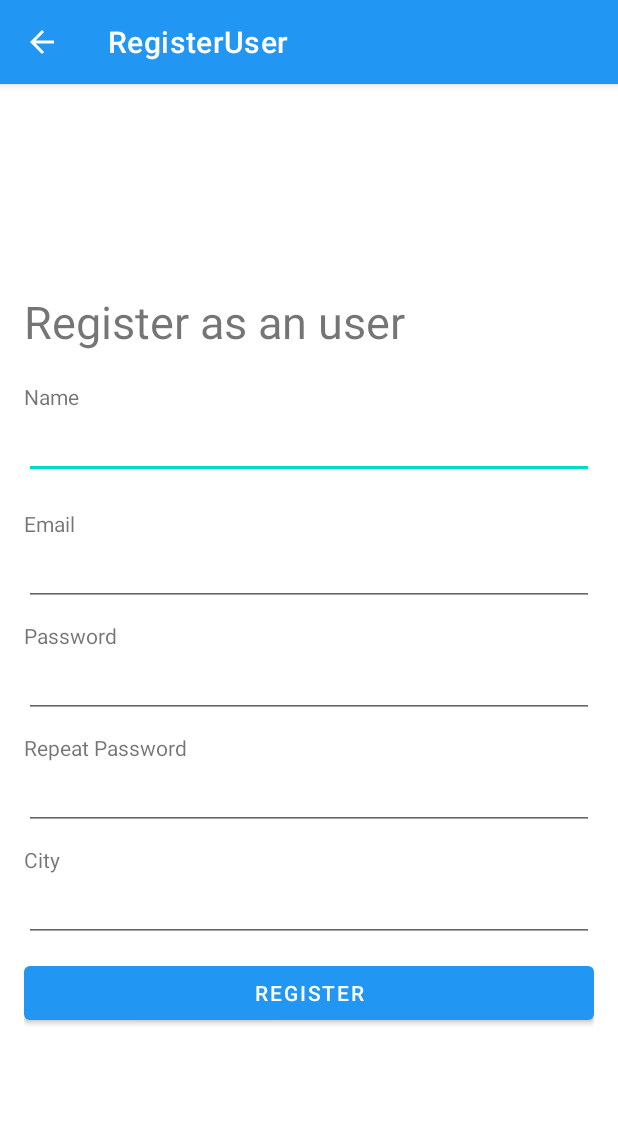
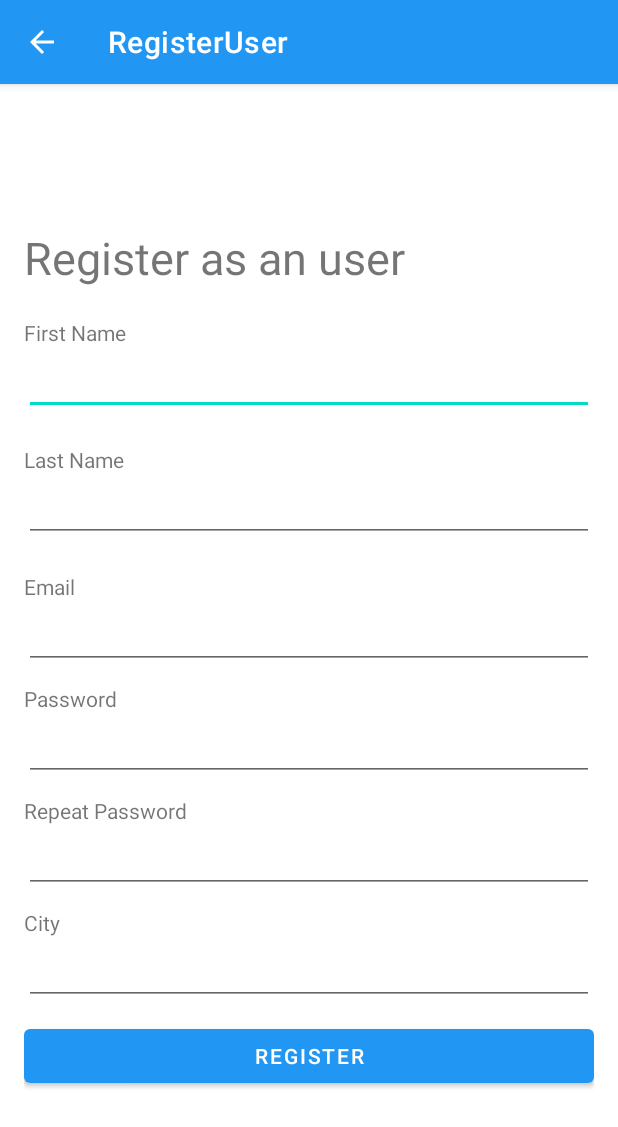
Before and after one commit to BigThor20/FindArtist, an Android app: the RegisterUserActivity screen opened directly, with no data from a screen before it, after a tap on "REGISTER", on a phone screen of 412 x 824 dp. Shown: the top 1127 px of the screen. Run offline under Robolectric (Android 15) with nearby library versions, the phone set to English and light mode, and no system bars; our stand-ins replace Firebase (no records; nobody signed in at launch, a user with empty details on screens opened directly).

Commit message:
added complete registration for user

```diff
--- a/app/src/main/java/com/example/findartist/views/RegisterUserActivity.kt
+++ b/app/src/main/java/com/example/findartist/views/RegisterUserActivity.kt
@@ -10,6 +10,8 @@ import androidx.appcompat.app.AppCompatActivity
 import androidx.lifecycle.Observer
 import com.example.findartist.R
 import com.example.findartist.model.RegisterViewModel
+import com.example.findartist.model.User
+import com.example.findartist.model.UserRole
 
 class RegisterUserActivity : AppCompatActivity() {
     private val viewModel: RegisterViewModel by viewModels()
@@ -20,12 +22,18 @@ class RegisterUserActivity : AppCompatActivity() {
 
         val registerButton = findViewById<Button>(R.id.registerUser)
         registerButton.setOnClickListener {
-            val name = findViewById<EditText>(R.id.editTextName1).text.toString()
+            val firstName = findViewById<EditText>(R.id.editTextFirstName1).text.toString()
+            val lastName = findViewById<EditText>(R.id.editTextLastName1).text.toString()
             val mail = findViewById<EditText>(R.id.editTextEmail1).text.toString()
             val password = findViewById<EditText>(R.id.editTextPassword1).text.toString()
+            val confirmPassword = findViewById<EditText>(R.id.editTextRepeatPassword1).text.toString()
+            val city = findViewById<EditText>(R.id.editTextCity1).text.toString()
 
-            if (mail.isNotEmpty()) {
-                viewModel.register(mail, password)
+            if (firstName.isNotEmpty() && lastName.isNotEmpty()
+                && mail.isNotEmpty() && password.isNotEmpty()
+                && city.isNotEmpty() && confirmPassword.isNotEmpty()) {
+                val user = User(firstName, lastName, UserRole.USER, mail, city);
+                viewModel.register(user, password, confirmPassword)
             } else {
                 Toast.makeText(this, "Please fill in all fields", Toast.LENGTH_SHORT).show()
             }
--- a/app/src/main/res/layout/register_user_page.xml
+++ b/app/src/main/res/layout/register_user_page.xml
@@ -18,10 +18,22 @@
     <TextView
         android:layout_width="match_parent"
         android:layout_height="wrap_content"
-        android:text="Name"/>
+        android:text="First Name"/>
 
     <EditText
-        android:id="@+id/editTextName1"
+        android:id="@+id/editTextFirstName1"
+        android:layout_width="match_parent"
+        android:layout_height="wrap_content"
+        android:layout_marginBottom="20dp"
+        android:inputType="text"/>
+
+    <TextView
+        android:layout_width="match_parent"
+        android:layout_height="wrap_content"
+        android:text="Last Name"/>
+
+    <EditText
+        android:id="@+id/editTextLastName1"
         android:layout_width="match_parent"
         android:layout_height="wrap_content"
         android:layout_marginBottom="20dp"
```
Also changed, not shown: app/src/main/java/com/example/findartist/model/RegisterViewModel.kt (+49 -5 lines), app/src/main/java/com/example/findartist/model/User.kt (added, +9 -0 lines), app/src/main/java/com/example/findartist/model/UserRole.kt (added, +7 -0 lines), app/src/main/java/com/example/findartist/views/RegisterArtistActivity.kt (+12 -3 lines), app/src/main/res/layout/register_artist_page.xml (+14 -2 lines).
